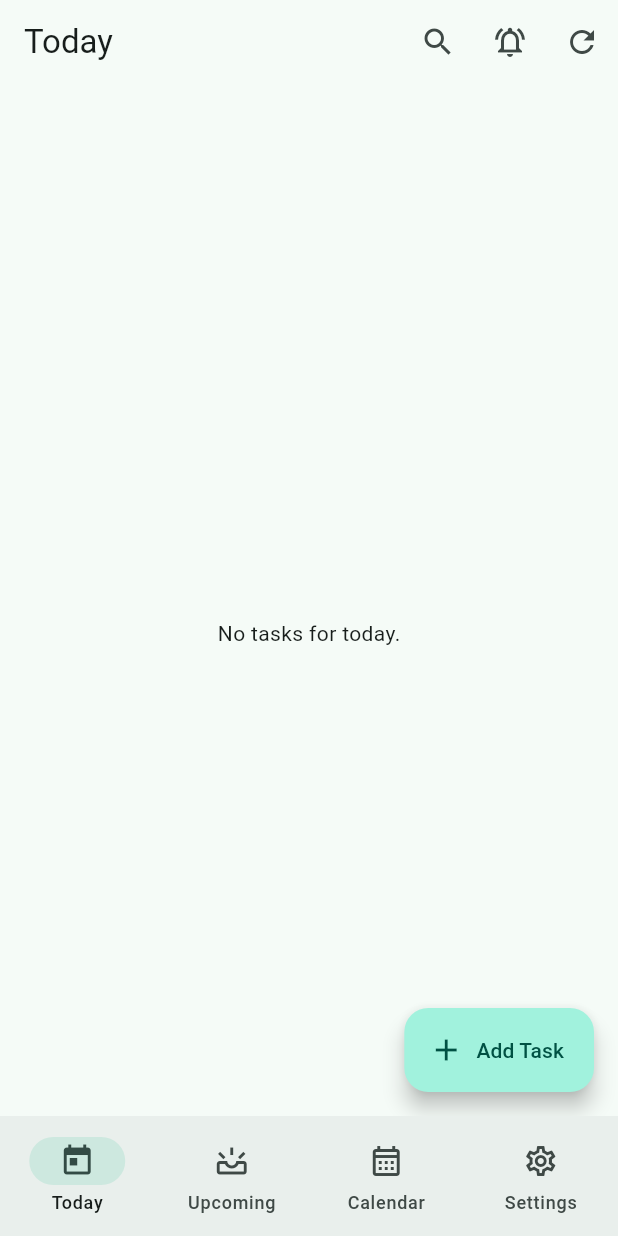
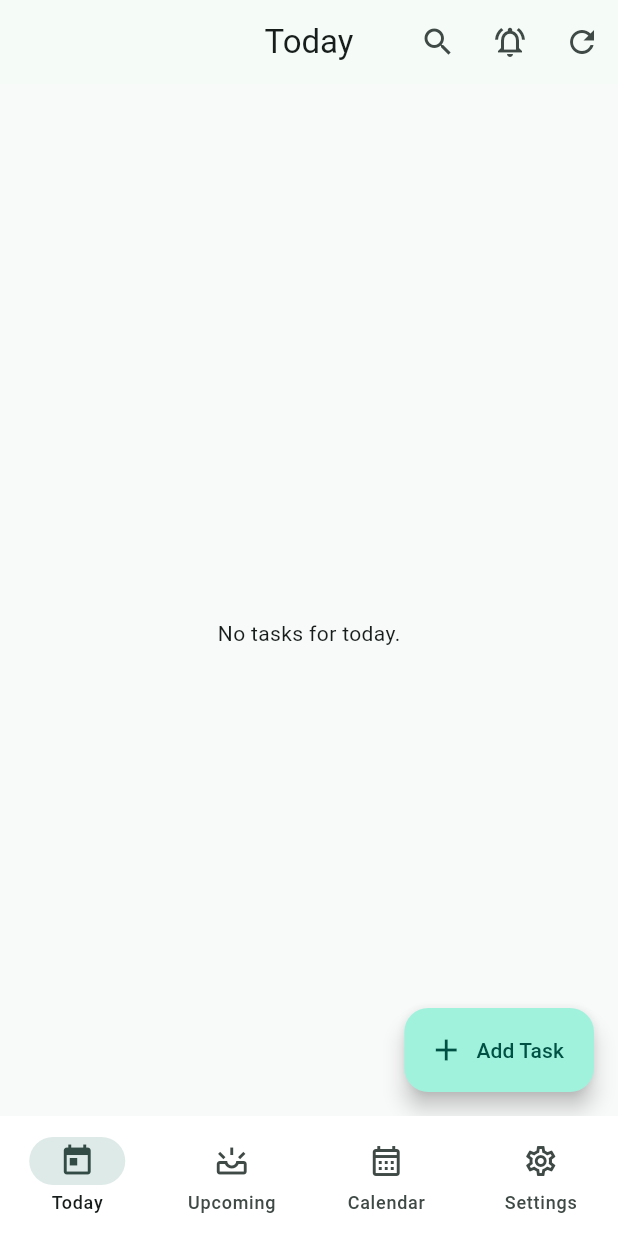
Before and after one commit to jagdishsah126/To-Do, a Flutter app: the screen it shows after launch, on a phone screen of 412 x 824 dp. Run offline on Flutter 3.47's test engine with Material 3 defaults, Android fonts, the phone set to English and light mode, and no system bars; our stand-ins replace file_picker, flutter_local_notifications, flutter_timezone, share_plus, sqflite, timezone; missing offline and left inert: nepali_utils; accounts and stored records are empty.

Commit message:
Add countdown timers, improve UI, fix red background on tab change
- Add live countdown timer to each task tile (TaskTile)
  - Shows time remaining until task is due
  - Color-coded: green (>3h), amber (<3h), orange (<1h), red (overdue)
  - Updates every second via Timer.periodic
  - Hidden for completed tasks

- Fix red background flash on tab change
  - Use AnimatedSwitcher with KeyedSubtree to prevent Dismissible rebuild
  - Smooth 200ms fade transition between tabs

- UI improvements
  - Enhanced card styling with rounded corners and elevation
  - Color-coded section headers (OVERDUE=red, TODAY=green, COMPLETED=grey)
  - Improved theme with custom scaffold background colors
  - Better AppBar styling with centerTitle and elevation
  - Custom NavigationBar theme with indicator colors
  - Improved typography with font weights and sizes
  - Better spacing and padding throughout
  - Countdown badge with timer icon and color-coded background

```diff
--- a/lib/app.dart
+++ b/lib/app.dart
@@ -111,8 +111,24 @@ class _TodoAppState extends State<TodoApp> {
           brightness: Brightness.light,
         ),
         useMaterial3: true,
+        scaffoldBackgroundColor: const Color(0xFFF8FAF9),
+        appBarTheme: const AppBarTheme(
+          centerTitle: true,
+          elevation: 0,
+          scrolledUnderElevation: 1,
+        ),
+        cardTheme: CardTheme(
+          elevation: 2,
+          shape: RoundedRectangleBorder(borderRadius: BorderRadius.circular(12)),
+        ),
         inputDecorationTheme: const InputDecorationTheme(
           border: OutlineInputBorder(),
+          filled: true,
+        ),
+        navigationBarTheme: NavigationBarThemeData(
+          elevation: 3,
+          backgroundColor: Colors.white,
+          indicatorColor: const Color(0xFF1F6F5F).withOpacity(0.15),
         ),
       ),
       darkTheme: ThemeData(
@@ -121,12 +137,33 @@ class _TodoAppState extends State<TodoApp> {
           brightness: Brightness.dark,
         ),
         useMaterial3: true,
+        scaffoldBackgroundColor: const Color(0xFF121212),
+        appBarTheme: const AppBarTheme(
+          centerTitle: true,
+          elevation: 0,
+          scrolledUnderElevation: 1,
+        ),
+        cardTheme: CardTheme(
+          elevation: 2,
+          shape: RoundedRectangleBorder(borderRadius: BorderRadius.circular(12)),
+        ),
         inputDecorationTheme: const InputDecorationTheme(
           border: OutlineInputBorder(),
+          filled: true,
+        ),
+        navigationBarTheme: NavigationBarThemeData(
+          elevation: 3,
+          indicatorColor: const Color(0xFF1F6F5F).withOpacity(0.25),
         ),
       ),
       home: Scaffold(
-        body: _pages[_index],
+        body: AnimatedSwitcher(
+          duration: const Duration(milliseconds: 200),
+          child: KeyedSubtree(
+            key: ValueKey(_index),
+            child: _pages[_index],
+          ),
+        ),
         bottomNavigationBar: NavigationBar(
           selectedIndex: _index,
           onDestinationSelected: (i) => setState(() => _index = i),
--- a/lib/features/today/today_page.dart
+++ b/lib/features/today/today_page.dart
@@ -142,20 +142,17 @@ class _TodayPageState extends State<TodayPage> {
                   padding: const EdgeInsets.fromLTRB(12, 0, 12, 88),
                   children: [
                     if (overdue.isNotEmpty) ...[
-                      const Text('OVERDUE',
-                          style: TextStyle(fontWeight: FontWeight.bold)),
+                      _sectionHeader('OVERDUE', Colors.red),
                       ...overdue.map((t) => _tile(t)),
                       const SizedBox(height: 12),
                     ],
                     if (remaining.isNotEmpty) ...[
-                      const Text('TODAY',
-                          style: TextStyle(fontWeight: FontWeight.bold)),
+                      _sectionHeader('TODAY', const Color(0xFF1F6F5F)),
                       ...remaining.map((t) => _tile(t)),
                       const SizedBox(height: 12),
                     ],
                     if (done.isNotEmpty) ...[
-                      const Text('COMPLETED',
-                          style: TextStyle(fontWeight: FontWeight.bold)),
+                      _sectionHeader('COMPLETED', Colors.grey),
                       ...done.map((t) => _tile(t)),
                     ],
                   ],
@@ -169,6 +166,21 @@ class _TodayPageState extends State<TodayPage> {
         onPressed: _add,
         icon: const Icon(Icons.add),
         label: const Text('Add Task'),
+      ),
+    );
+  }
+
+  Widget _sectionHeader(String title, Color color) {
+    return Padding(
+      padding: const EdgeInsets.symmetric(vertical: 8),
+      child: Text(
+        title,
+        style: TextStyle(
+          fontWeight: FontWeight.bold,
+          color: color,
+          fontSize: 13,
+          letterSpacing: 1.2,
+        ),
       ),
     );
   }
--- a/lib/features/upcoming/upcoming_page.dart
+++ b/lib/features/upcoming/upcoming_page.dart
@@ -82,7 +82,7 @@ class _UpcomingPageState extends State<UpcomingPage> {
           return ListView.separated(
             padding: const EdgeInsets.fromLTRB(12, 12, 12, 88),
             itemCount: tasks.length,
-            separatorBuilder: (_, _) => const SizedBox(height: 8),
+            separatorBuilder: (_, _) => const SizedBox(height: 4),
             itemBuilder: (context, index) {
               final task = tasks[index];
               return TaskTile(
```
Also changed, not shown: lib/features/common/task_tile.dart (+122 -23 lines).
